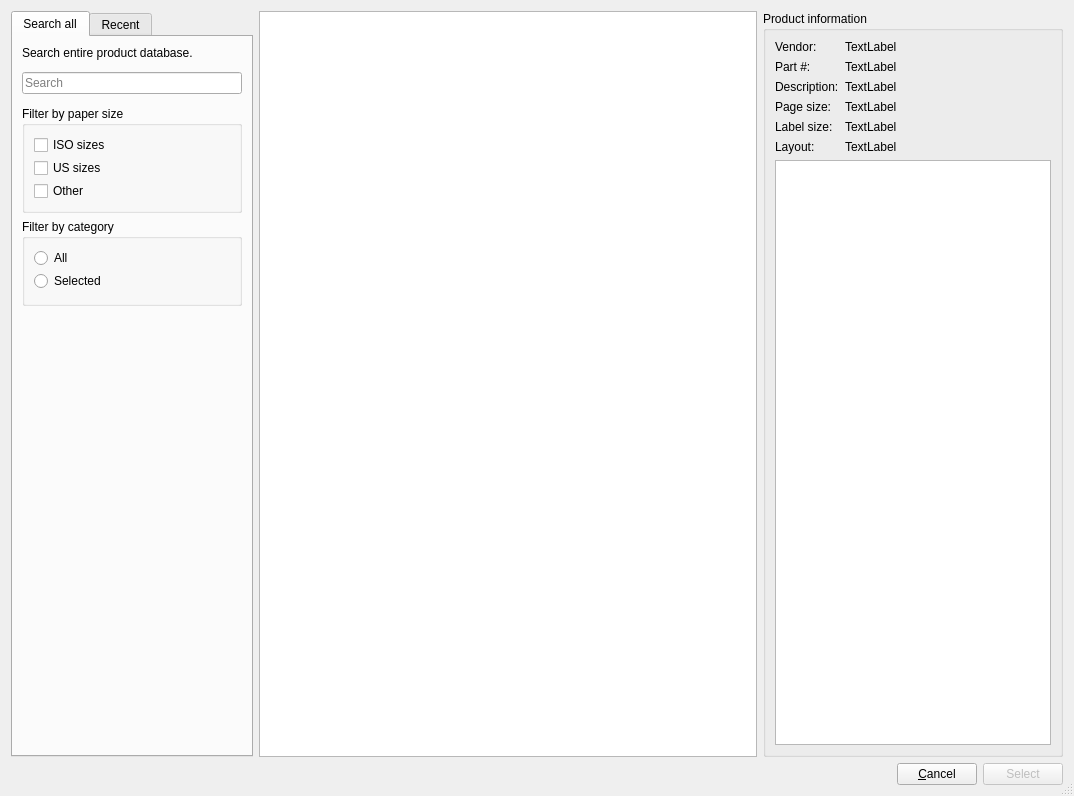
This is glabels/ui/SelectProductDialog.ui in j-evins/glabels-qt as Qt 5 draws it before an edit. The edited form follows.
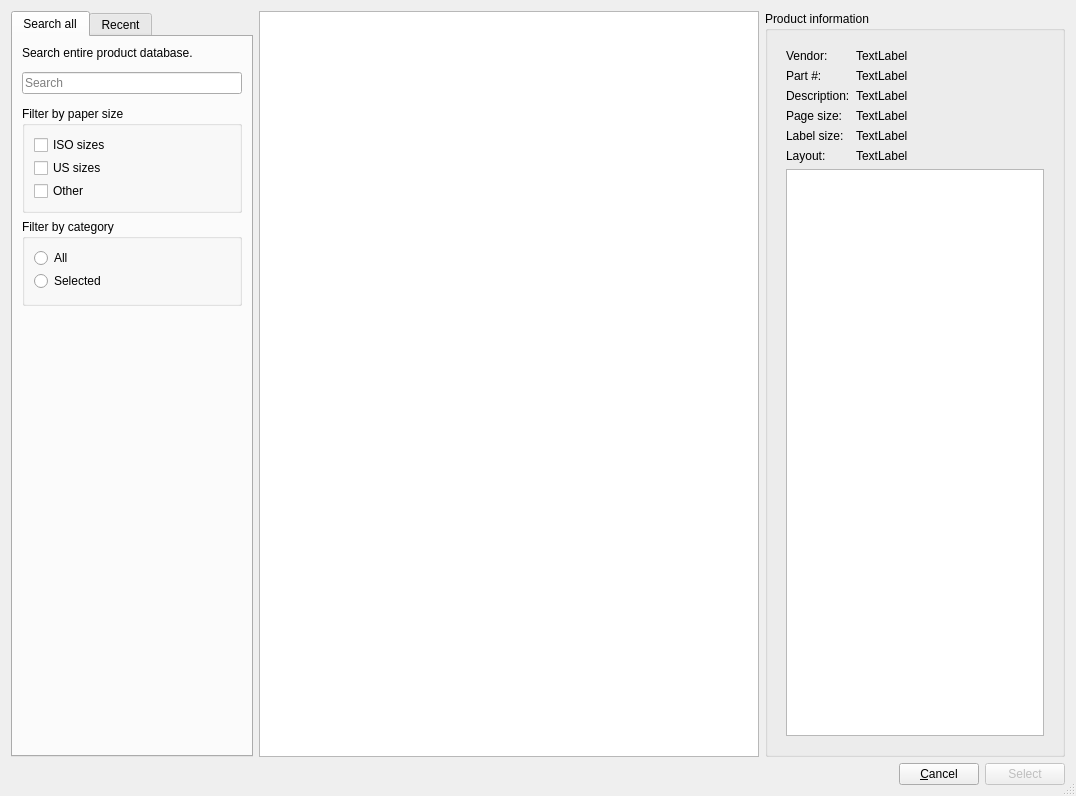
This is the edited form. Custom widgets are drawn as their Qt base class.

Commit message: Product information pane is blank when no product is selected.

The edit to the form file:
```diff
--- a/glabels/ui/SelectProductDialog.ui
+++ b/glabels/ui/SelectProductDialog.ui
@@ -253,7 +253,7 @@
       <widget class="glabels::TemplatePicker" name="templatePicker">
        <property name="minimumSize">
         <size>
-         <width>140</width>
+         <width>500</width>
          <height>0</height>
         </size>
        </property>
@@ -281,6 +281,7 @@
        </property>
        <layout class="QVBoxLayout" name="verticalLayout_7">
         <item>
+         <widget class="QWidget" name="productInfoWidget" native="true">
          <layout class="QVBoxLayout" name="verticalLayout_3" stretch="0,1">
           <item>
            <layout class="QFormLayout" name="formLayout">
@@ -462,6 +463,7 @@
            </widget>
           </item>
          </layout>
+         </widget>
         </item>
        </layout>
       </widget>
```
Lines whose indentation alone changed are shown as unchanged. The commit also changes 1 other file.
